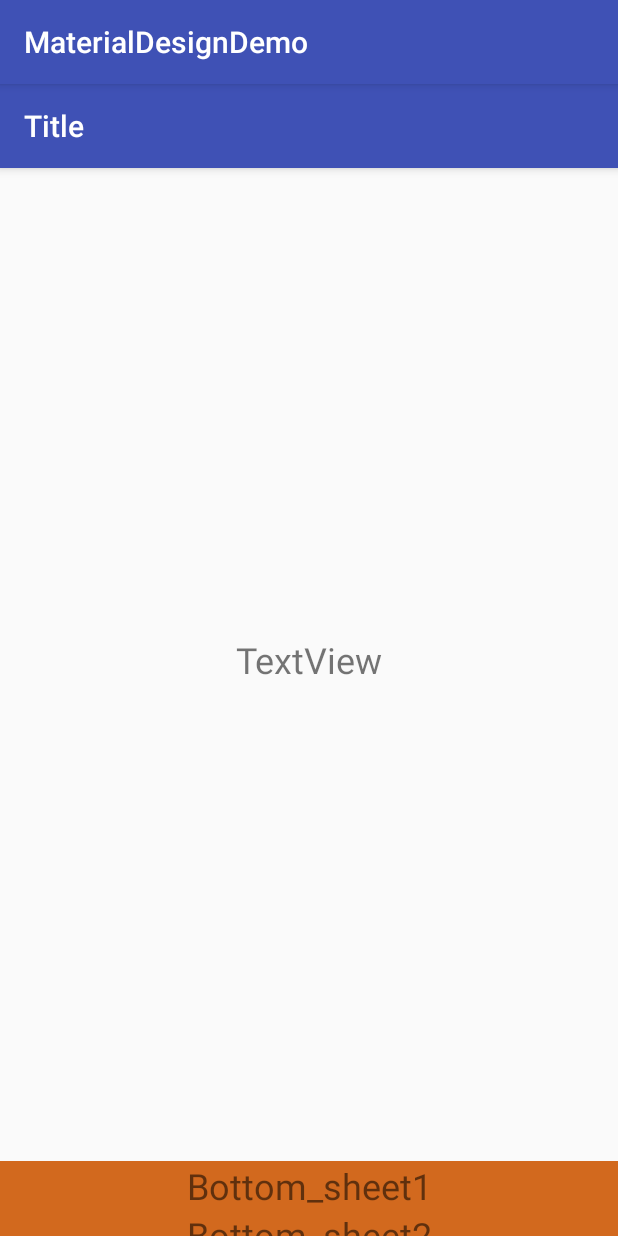
After one commit to minminaya/MaterialDesignLearning, an Android app: the BottomSheetActivity screen opened directly, with no data from a screen before it, on a phone screen of 412 x 824 dp. The commit adds this screen. Run offline under Robolectric (Android 15) with nearby library versions, the phone set to English and light mode, and no system bars.

Commit message:
添加Bottom sheet

```diff
--- a/app/src/main/AndroidManifest.xml
+++ b/app/src/main/AndroidManifest.xml
@@ -40,7 +40,8 @@
             android:name=".dialogs.DialogsActivity"
             android:theme="@style/Theme.AppCompat.Light.NoActionBar" />
         <activity android:name=".snackbar.SnackBarActivity" />
-        <activity android:name=".progress.ProgressActivity"></activity>
+        <activity android:name=".progress.ProgressActivity" />
+        <activity android:name=".bottom_sheet.BottomSheetActivity"></activity>
     </application>
 
 </manifest>
--- a/app/src/main/java/com/minminaya/materialdesigndemo/MainActivity.java
+++ b/app/src/main/java/com/minminaya/materialdesigndemo/MainActivity.java
@@ -8,6 +8,7 @@ import android.widget.Button;
 
 import com.minminaya.materialdesigndemo.RatingBarActivity.RatingActivity;
 import com.minminaya.materialdesigndemo.bottom_navigation.BottomNavigationActivity;
+import com.minminaya.materialdesigndemo.bottom_sheet.BottomSheetActivity;
 import com.minminaya.materialdesigndemo.button.ButtonActivity;
 import com.minminaya.materialdesigndemo.cardview.CardViewActivity;
 import com.minminaya.materialdesigndemo.dialogs.DialogsActivity;
@@ -34,7 +35,7 @@ public class MainActivity extends AppCompatActivity {
         ButterKnife.bind(this);
     }
 
-    @OnClick({R.id.btn_checkBox, R.id.btn_progress, R.id.btn_snack_bar1, R.id.btn_dialogs, R.id.btn_bottom_navigation, R.id.btn_text_fields, R.id.btn_toolbar, R.id.btn_button, R.id.btn_select_control, R.id.btn_ratingBar, R.id.btn_cardView})
+    @OnClick({R.id.btn_checkBox, R.id.btn_progress, R.id.btn_bottom_sheet, R.id.btn_snack_bar1, R.id.btn_dialogs, R.id.btn_bottom_navigation, R.id.btn_text_fields, R.id.btn_toolbar, R.id.btn_button, R.id.btn_select_control, R.id.btn_ratingBar, R.id.btn_cardView})
     public void onViewClicked(View view) {
         switch (view.getId()) {
             case R.id.btn_checkBox:
@@ -70,6 +71,9 @@ public class MainActivity extends AppCompatActivity {
             case R.id.btn_progress:
                 openActivity(ProgressActivity.class);
                 break;
+            case R.id.btn_bottom_sheet:
+                openActivity(BottomSheetActivity.class);
+                break;
         }
     }
 
--- /dev/null
+++ b/app/src/main/java/com/minminaya/materialdesigndemo/bottom_sheet/BottomSheetActivity.java
@@ -0,0 +1,35 @@
+package com.minminaya.materialdesigndemo.bottom_sheet;
+
+import android.support.annotation.NonNull;
+import android.support.design.widget.BottomSheetBehavior;
+import android.support.v7.app.AppCompatActivity;
+import android.os.Bundle;
+import android.view.View;
+import android.widget.LinearLayout;
+
+import com.minminaya.materialdesigndemo.R;
+
+public class BottomSheetActivity extends AppCompatActivity {
+
+    @Override
+    protected void onCreate(Bundle savedInstanceState) {
+        super.onCreate(savedInstanceState);
+        setContentView(R.layout.activity_bottom_sheet);
+
+        LinearLayout bottomSheetViewgroup = (LinearLayout) findViewById(R.id.bottom_content);
+        BottomSheetBehavior bottomSheetBehavior = BottomSheetBehavior.from(bottomSheetViewgroup);
+
+        bottomSheetBehavior.setState(BottomSheetBehavior.STATE_COLLAPSED);
+        bottomSheetBehavior.setBottomSheetCallback(new BottomSheetBehavior.BottomSheetCallback() {
+            @Override
+            public void onStateChanged(@NonNull View bottomSheet, int newState) {
+
+            }
+
+            @Override
+            public void onSlide(@NonNull View bottomSheet, float slideOffset) {
+
+            }
+        });
+    }
+}
--- /dev/null
+++ b/app/src/main/res/layout/activity_bottom_sheet.xml
@@ -0,0 +1,29 @@
+<?xml version="1.0" encoding="utf-8"?>
+<android.support.design.widget.CoordinatorLayout xmlns:android="http://schemas.android.com/apk/res/android"
+    xmlns:app="http://schemas.android.com/apk/res-auto"
+    xmlns:tools="http://schemas.android.com/tools"
+    android:layout_width="match_parent"
+
+    android:layout_height="match_parent"
+    tools:context="com.minminaya.materialdesigndemo.bottom_sheet.BottomSheetActivity">
+
+    <android.support.design.widget.AppBarLayout
+        android:layout_width="match_parent"
+        android:layout_height="?attr/actionBarSize">
+
+        <android.support.v7.widget.Toolbar
+            app:title="Title"
+            android:id="@+id/toolbar"
+            android:layout_width="match_parent"
+            android:layout_height="?attr/actionBarSize"
+            android:background="?attr/colorPrimary"
+            android:minHeight="?attr/actionBarSize"
+            android:theme="@style/ThemeOverlay.AppCompat.Dark.ActionBar"
+            app:elevation="4dp"
+            app:popupTheme="@style/ThemeOverlay.AppCompat.Light" />
+    </android.support.design.widget.AppBarLayout>
+    <!--content-->
+    <include layout="@layout/content" />
+    <!--bottom_sheet-->
+    <include layout="@layout/bottom_sheet" />
+</android.support.design.widget.CoordinatorLayout>
--- a/app/src/main/res/layout/activity_main.xml
+++ b/app/src/main/res/layout/activity_main.xml
@@ -100,6 +100,13 @@
                 android:text="Progress"
                 android:textSize="21sp"
                 android:theme="@style/MainActivityButton" />
+            <Button
+                android:id="@+id/btn_bottom_sheet"
+                android:layout_width="match_parent"
+                android:layout_height="wrap_content"
+                android:text="Bottom_sheet"
+                android:textSize="21sp"
+                android:theme="@style/MainActivityButton" />
         </LinearLayout>
     </ScrollView>
 
--- /dev/null
+++ b/app/src/main/res/layout/bottom_sheet.xml
@@ -0,0 +1,47 @@
+<?xml version="1.0" encoding="utf-8"?>
+<LinearLayout xmlns:android="http://schemas.android.com/apk/res/android"
+    xmlns:app="http://schemas.android.com/apk/res-auto"
+    android:layout_width="match_parent"
+    android:layout_height="wrap_content"
+    android:id="@+id/bottom_content"
+    app:behavior_peekHeight="50dp"
+    android:background="@color/chocolate"
+    android:orientation="vertical"
+    app:layout_behavior="@string/bottom_sheet_behavior">
+
+    <TextView
+        android:id="@+id/textView2"
+        android:layout_width="match_parent"
+        android:layout_height="wrap_content"
+        android:gravity="center"
+        android:text="Bottom_sheet1"
+        android:textSize="24sp" />
+
+    <TextView
+        android:layout_width="match_parent"
+        android:layout_height="wrap_content"
+        android:gravity="center"
+        android:text="Bottom_sheet2"
+        android:textSize="24sp" />
+
+    <TextView
+        android:layout_width="match_parent"
+        android:layout_height="wrap_content"
+        android:gravity="center"
+        android:text="Bottom_sheet3"
+        android:textSize="24sp" />
+
+    <TextView
+        android:layout_width="match_parent"
+        android:layout_height="wrap_content"
+        android:gravity="center"
+        android:text="Bottom_sheet4"
+        android:textSize="24sp" />
+
+    <TextView
+        android:layout_width="match_parent"
+        android:layout_height="wrap_content"
+        android:gravity="center"
+        android:text="Bottom_sheet5"
+        android:textSize="24sp" />
+</LinearLayout>
--- /dev/null
+++ b/app/src/main/res/layout/content.xml
@@ -0,0 +1,14 @@
+<?xml version="1.0" encoding="utf-8"?>
+<LinearLayout xmlns:android="http://schemas.android.com/apk/res/android"
+    android:gravity="center"
+    android:orientation="vertical" android:layout_width="match_parent"
+    android:layout_height="match_parent">
+
+    <TextView
+        android:gravity="center"
+        android:id="@+id/textView"
+        android:layout_width="match_parent"
+        android:layout_height="wrap_content"
+        android:text="TextView"
+        android:textSize="24sp" />
+</LinearLayout>
```
